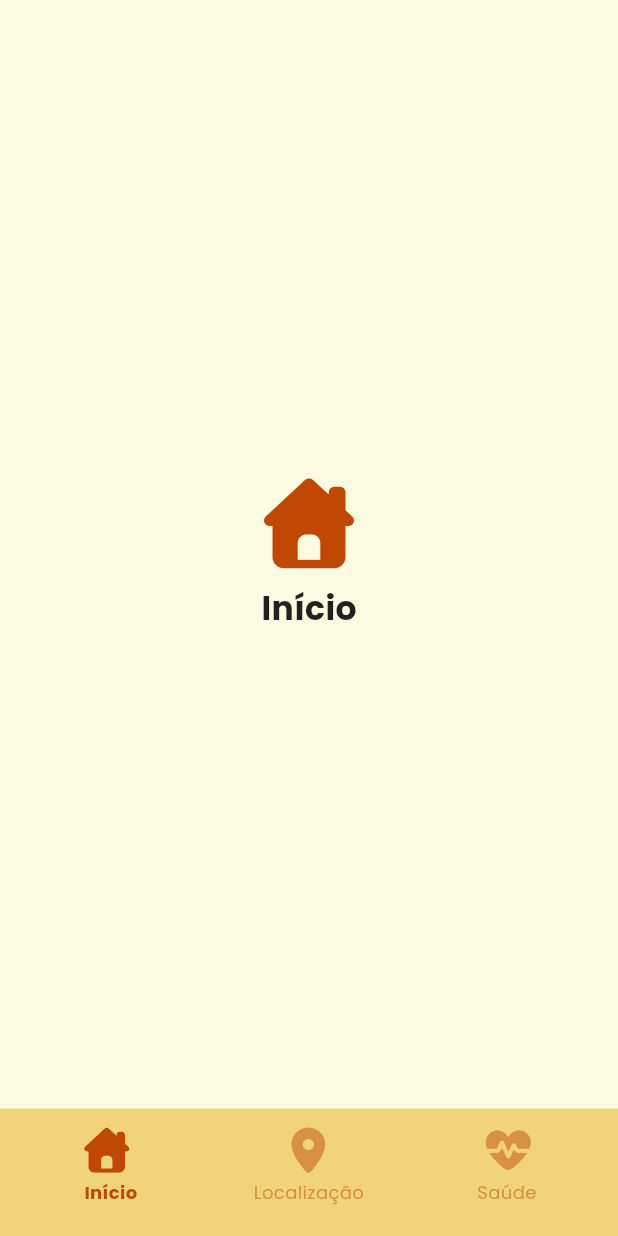
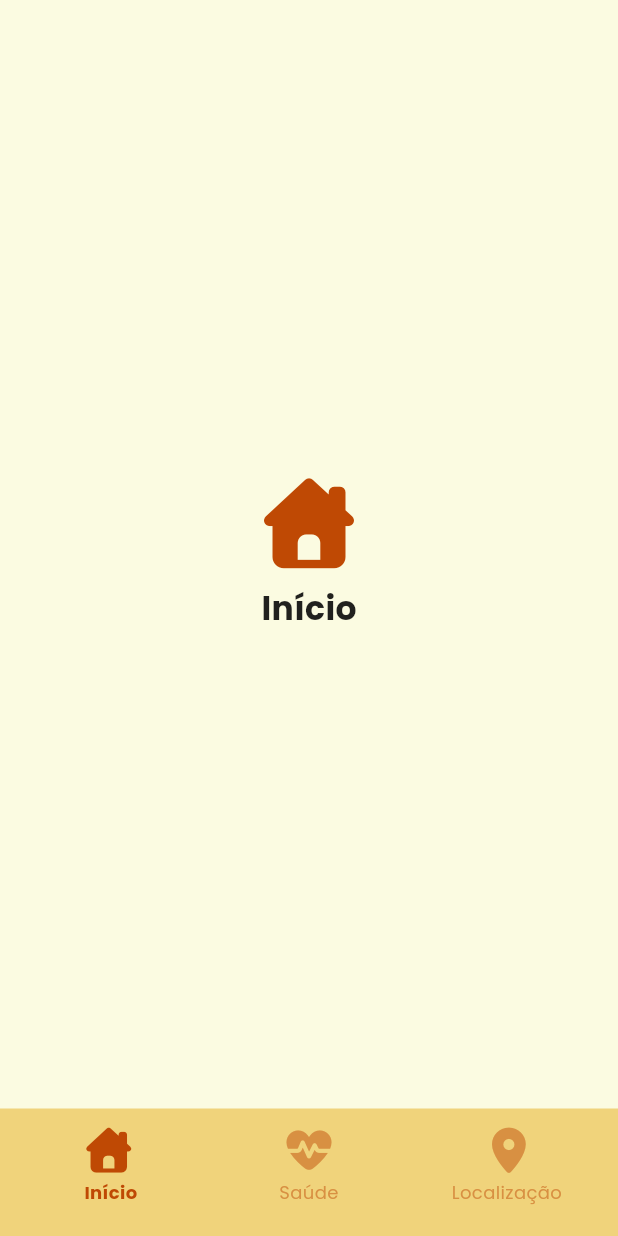
Before and after one commit to FatecFranca/DSM-P5-G07-2025-2, a Flutter app: the screen it shows after launch, on a phone screen of 412 x 824 dp. Run offline on Flutter 3.47's test engine with Material 3 defaults, Android fonts, the phone set to English and light mode, and no system bars; our stand-ins replace font_awesome_flutter, google_fonts.

Commit message:
correção componente NavBar

```diff
--- a/mobile/lib/components/ui/nav_bar.dart
+++ b/mobile/lib/components/ui/nav_bar.dart
@@ -16,8 +16,8 @@ class _NavBarState extends State<NavBar> {
 
   final List<Widget> _pages = const [
     _NavPage(title: "Início", icon: FontAwesomeIcons.houseChimney),
+    _NavPage(title: "Saúde", icon: FontAwesomeIcons.heartPulse),
     _NavPage(title: "Localização", icon: FontAwesomeIcons.locationDot),
-    _NavPage(title: "Saúde", icon: FontAwesomeIcons.heartPulse),
   ];
 
   @override
@@ -43,13 +43,12 @@ class _NavBarState extends State<NavBar> {
         child: Row(
           mainAxisAlignment: MainAxisAlignment.spaceEvenly,
           children: [
-            //
             _buildNavItem(FontAwesomeIcons.houseChimney, "Início", 0,
-                offsetX: -2.8),
-            _buildNavItem(FontAwesomeIcons.locationDot, "Localização", 1,
-                offsetX: -0.5),
-            _buildNavItem(FontAwesomeIcons.heartPulse, "Saúde", 2,
-                offsetX: 0.8),
+                offsetX: -1.5),
+            _buildNavItem(FontAwesomeIcons.heartPulse, "Saúde", 1,
+                offsetX: 0.0),
+            _buildNavItem(FontAwesomeIcons.locationDot, "Localização", 2,
+                offsetX: 1.2),
           ],
         ),
       ),
```
